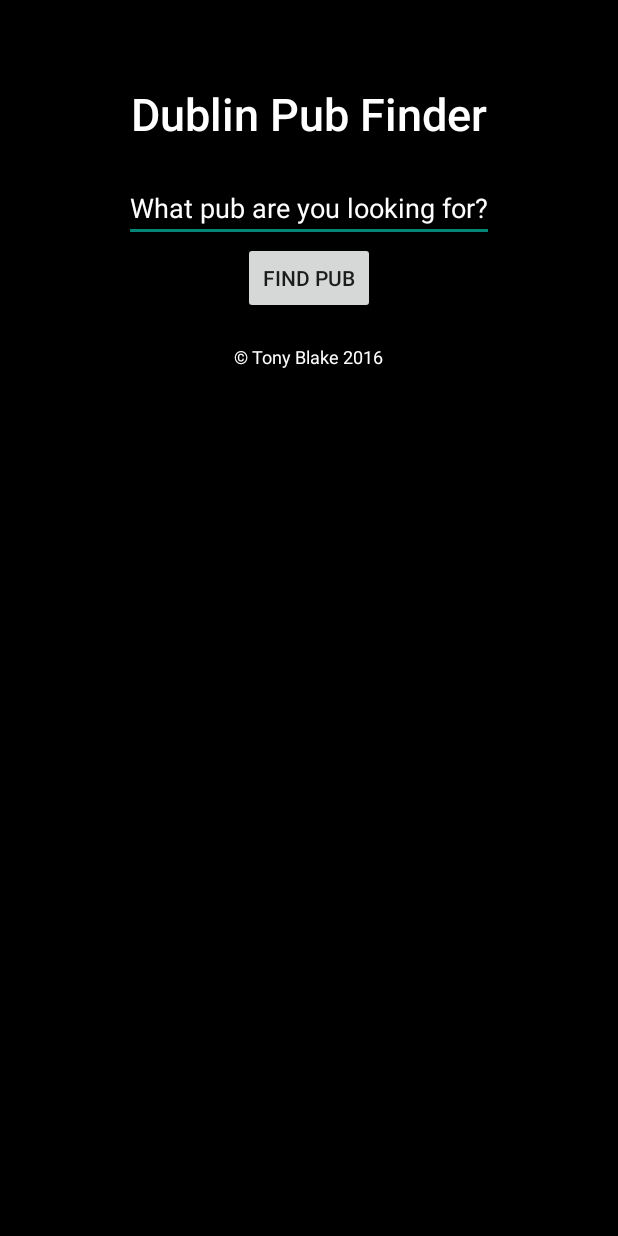
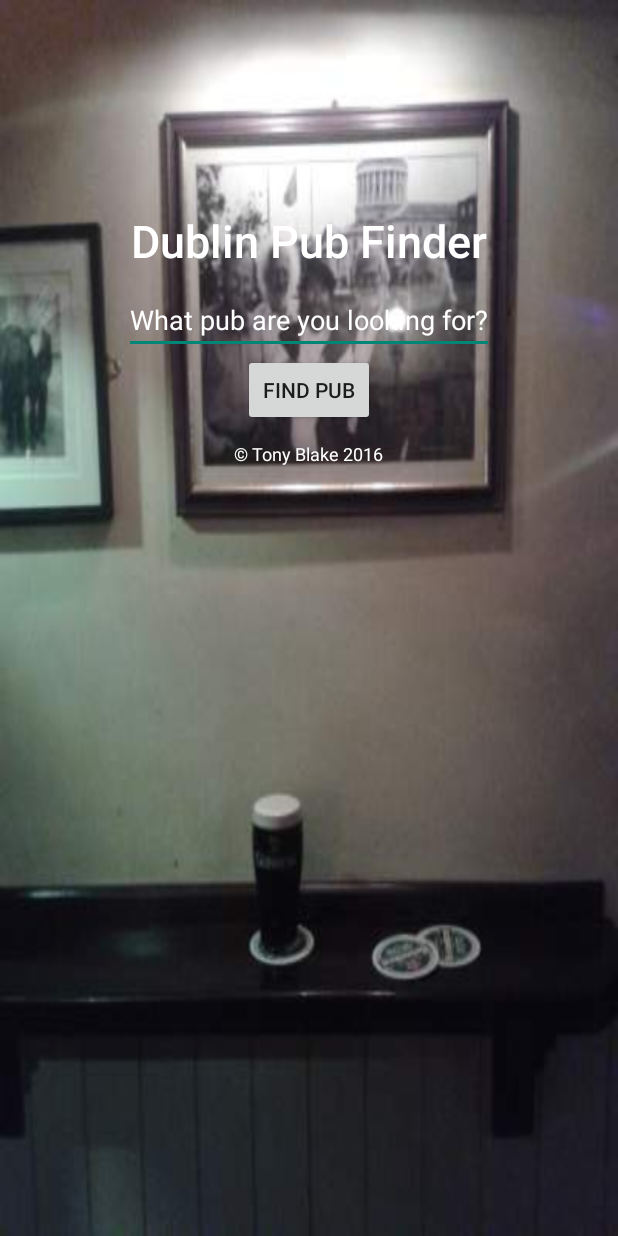
Before and after one commit to avblake225/dublin-pub-finder, an Android app: the screen it shows after launch (MainActivity), on a phone screen of 412 x 824 dp. Run offline under Robolectric (Android 15) with nearby library versions, the phone set to English and light mode, and no system bars.

Commit message:
Added new cover photo

```diff
--- a/app/src/main/res/layout/activity_main.xml
+++ b/app/src/main/res/layout/activity_main.xml
@@ -4,7 +4,7 @@
     android:orientation="vertical"
     android:layout_width="match_parent"
     android:layout_height="match_parent"
-    android:background="@color/black"
+    android:background="@drawable/guinness"
     tools:context="com.tonyblake.dublinpubfinder.MainActivity">
 
     <TextView
--- a/app/src/main/res/values/dimens.xml
+++ b/app/src/main/res/values/dimens.xml
@@ -1,9 +1,9 @@
 <resources>
-    <dimen name="title_margin_top">55dp</dimen>
+    <dimen name="title_margin_top">140dp</dimen>
     <dimen name="title_size">30dp</dimen>
-    <dimen name="qwhatpub_margin_top">20dp</dimen>
+    <dimen name="qwhatpub_margin_top">10dp</dimen>
     <dimen name="qwhatpub_width">190dp</dimen>
     <dimen name="qwhatpub_height">30dp</dimen>
-    <dimen name="copyright_margin_top">20dp</dimen>
+    <dimen name="copyright_margin_top">10dp</dimen>
     <dimen name="copyright_text_size">12dp</dimen>
 </resources>
```
Also changed, not shown: app/src/main/res/drawable/alfie_byrnes.jpg (added), app/src/main/res/drawable/guinness.jpg.
